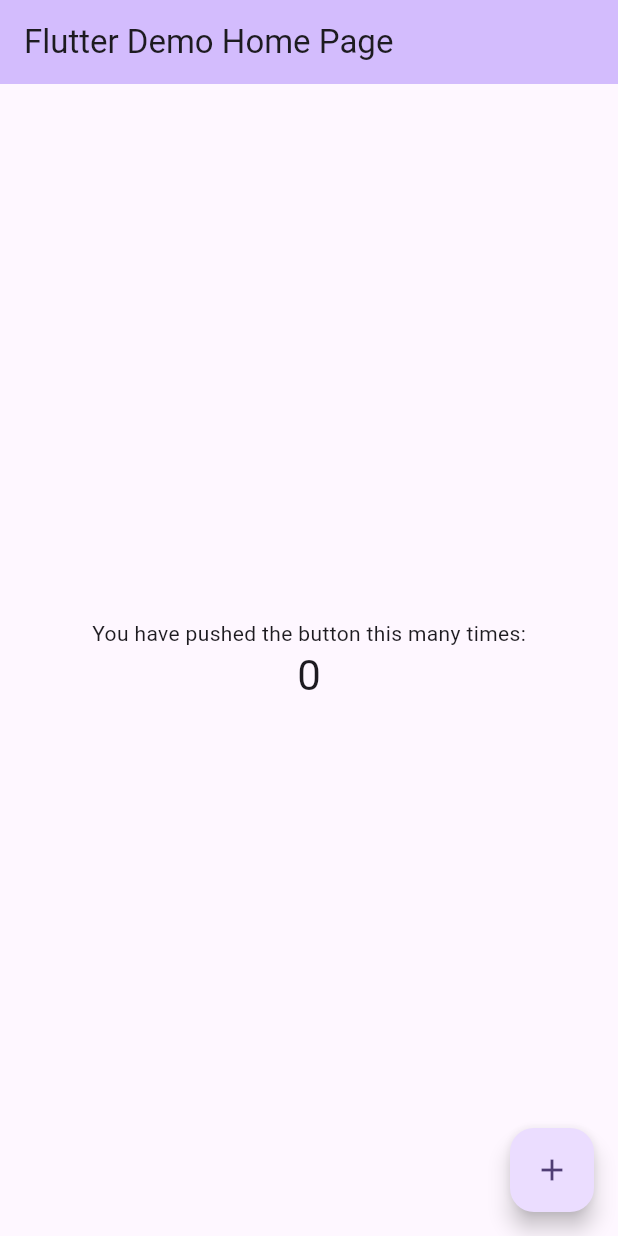
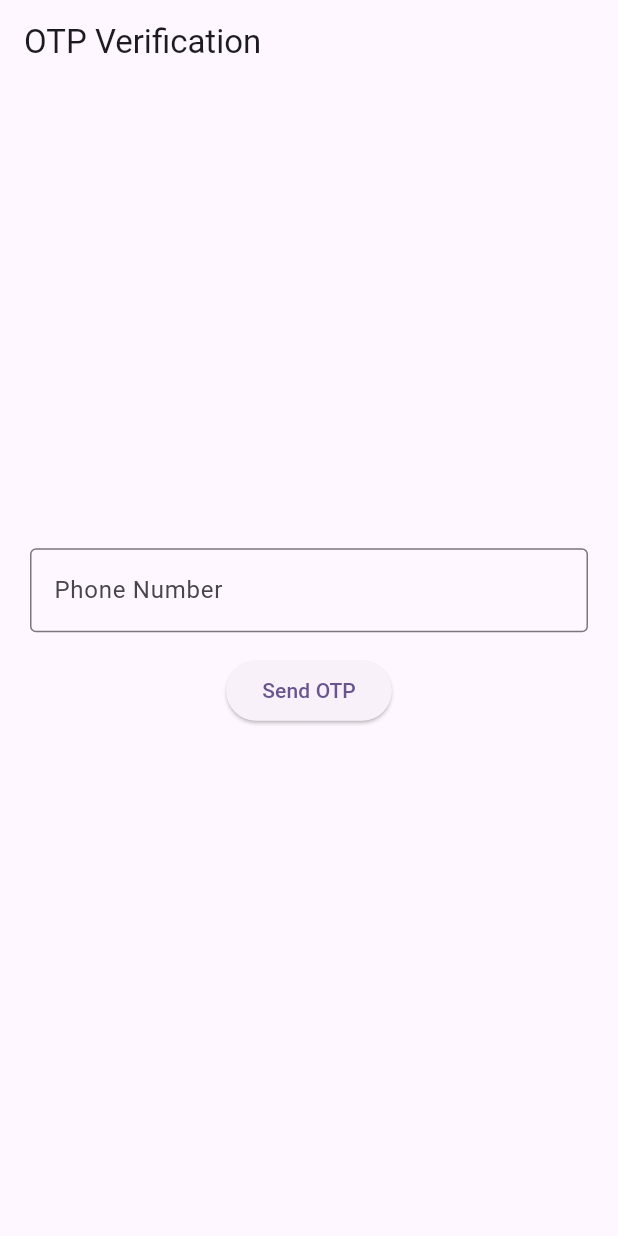
Before and after one commit to Roudaina-chell/app_twafuq, a Flutter app: the screen it shows after launch, on a phone screen of 412 x 824 dp. Run offline on Flutter 3.47's test engine with Material 3 defaults, Android fonts, the phone set to English and light mode, and no system bars; our stand-ins replace firebase_auth, firebase_core; accounts and stored records are empty.

Commit message:
Update Project

```diff
--- a/lib/main.dart
+++ b/lib/main.dart
@@ -1,122 +1,34 @@
+import 'package:firebase_core/firebase_core.dart';
 import 'package:flutter/material.dart';
 
-void main() {
+import 'firebase_options.dart';
+import 'otp/otp_page.dart';
+
+Future<void> main() async {
+  WidgetsFlutterBinding.ensureInitialized();
+
+  await Firebase.initializeApp(
+    options: DefaultFirebaseOptions.currentPlatform,
+  );
+
   runApp(const MyApp());
 }
 
 class MyApp extends StatelessWidget {
   const MyApp({super.key});
 
-  // This widget is the root of your application.
   @override
   Widget build(BuildContext context) {
     return MaterialApp(
-      title: 'Flutter Demo',
+      debugShowCheckedModeBanner: false,
+      title: 'Tawafuq',
       theme: ThemeData(
-        // This is the theme of your application.
-        //
-        // TRY THIS: Try running your application with "flutter run". You'll see
-        // the application has a purple toolbar. Then, without quitting the app,
-        // try changing the seedColor in the colorScheme below to Colors.green
-        // and then invoke "hot reload" (save your changes or press the "hot
-        // reload" button in a Flutter-supported IDE, or press "r" if you used
-        // the command line to start the app).
-        //
-        // Notice that the counter didn't reset back to zero; the application
-        // state is not lost during the reload. To reset the state, use hot
-        // restart instead.
-        //
-        // This works for code too, not just values: Most code changes can be
-        // tested with just a hot reload.
-        colorScheme: .fromSeed(seedColor: Colors.deepPurple),
+        colorScheme: ColorScheme.fromSeed(
+          seedColor: Colors.deepPurple,
+        ),
+        useMaterial3: true,
       ),
-      home: const MyHomePage(title: 'Flutter Demo Home Page'),
+      home: const OtpPage(),
     );
   }
 }
-
-class MyHomePage extends StatefulWidget {
-  const MyHomePage({super.key, required this.title});
-
-  // This widget is the home page of your application. It is stateful, meaning
-  // that it has a State object (defined below) that contains fields that affect
-  // how it looks.
-
-  // This class is the configuration for the state. It holds the values (in this
-  // case the title) provided by the parent (in this case the App widget) and
-  // used by the build method of the State. Fields in a Widget subclass are
-  // always marked "final".
-
-  final String title;
-
-  @override
-  State<MyHomePage> createState() => _MyHomePageState();
-}
-
-class _MyHomePageState extends State<MyHomePage> {
-  int _counter = 0;
-
-  void _incrementCounter() {
-    setState(() {
-      // This call to setState tells the Flutter framework that something has
-      // changed in this State, which causes it to rerun the build method below
-      // so that the display can reflect the updated values. If we changed
-      // _counter without calling setState(), then the build method would not be
-      // called again, and so nothing would appear to happen.
-      _counter++;
-    });
-  }
-
-  @override
-  Widget build(BuildContext context) {
-    // This method is rerun every time setState is called, for instance as done
-    // by the _incrementCounter method above.
-    //
-    // The Flutter framework has been optimized to make rerunning build methods
-    // fast, so that you can just rebuild anything that needs updating rather
-    // than having to individually change instances of widgets.
-    return Scaffold(
-      appBar: AppBar(
-        // TRY THIS: Try changing the color here to a specific color (to
-        // Colors.amber, perhaps?) and trigger a hot reload to see the AppBar
-        // change color while the other colors stay the same.
-        backgroundColor: Theme.of(context).colorScheme.inversePrimary,
-        // Here we take the value from the MyHomePage object that was created by
-        // the App.build method, and use it to set our appbar title.
-        title: Text(widget.title),
-      ),
-      body: Center(
-        // Center is a layout widget. It takes a single child and positions it
-        // in the middle of the parent.
-        child: Column(
-          // Column is also a layout widget. It takes a list of children and
-          // arranges them vertically. By default, it sizes itself to fit its
-          // children horizontally, and tries to be as tall as its parent.
-          //
-          // Column has various properties to control how it sizes itself and
-          // how it positions its children. Here we use mainAxisAlignment to
-          // center the children vertically; the main axis here is the vertical
-          // axis because Columns are vertical (the cross axis would be
-          // horizontal).
-          //
-          // TRY THIS: Invoke "debug painting" (choose the "Toggle Debug Paint"
-          // action in the IDE, or press "p" in the console), to see the
-          // wireframe for each widget.
-          mainAxisAlignment: .center,
-          children: [
-            const Text('You have pushed the button this many times:'),
-            Text(
-              '$_counter',
-              style: Theme.of(context).textTheme.headlineMedium,
-            ),
-          ],
-        ),
-      ),
-      floatingActionButton: FloatingActionButton(
-        onPressed: _incrementCounter,
-        tooltip: 'Increment',
-        child: const Icon(Icons.add),
-      ),
-    );
-  }
-}
--- /dev/null
+++ b/lib/otp/otp_page.dart
@@ -0,0 +1,166 @@
+import 'package:firebase_auth/firebase_auth.dart';
+import 'package:flutter/material.dart';
+
+class OtpPage extends StatefulWidget {
+  const OtpPage({super.key});
+
+  @override
+  State<OtpPage> createState() => _OtpPageState();
+}
+
+class _OtpPageState extends State<OtpPage> {
+  final phoneController = TextEditingController();
+  final otpController = TextEditingController();
+
+  String verificationId = '';
+  bool codeSent = false;
+  bool loading = false;
+
+  Future<void> sendOtp() async {
+    final phone = phoneController.text.trim();
+
+    if (phone.isEmpty) {
+      showMessage('Enter your phone number');
+      return;
+    }
+
+    setState(() {
+      loading = true;
+    });
+
+    try {
+      await FirebaseAuth.instance.verifyPhoneNumber(
+        phoneNumber: phone,
+
+        verificationCompleted: (PhoneAuthCredential credential) async {
+          await FirebaseAuth.instance.signInWithCredential(credential);
+        },
+
+        verificationFailed: (FirebaseAuthException e) {
+          setState(() {
+            loading = false;
+          });
+
+          showMessage(e.message ?? 'Verification failed');
+        },
+
+        codeSent: (String verificationId, int? resendToken) {
+          setState(() {
+            this.verificationId = verificationId;
+            codeSent = true;
+            loading = false;
+          });
+
+          showMessage('OTP sent by SMS 📱');
+        },
+
+        codeAutoRetrievalTimeout: (String verificationId) {
+          this.verificationId = verificationId;
+        },
+      );
+    } catch (e) {
+      setState(() {
+        loading = false;
+      });
+
+      showMessage('Error: $e');
+    }
+  }
+
+  Future<void> verifyOtp() async {
+    final otp = otpController.text.trim();
+
+    if (otp.isEmpty) {
+      showMessage('Enter the OTP code');
+      return;
+    }
+
+    if (verificationId.isEmpty) {
+      showMessage('Please request an OTP first');
+      return;
+    }
+
+    try {
+      final credential = PhoneAuthProvider.credential(
+        verificationId: verificationId,
+        smsCode: otp,
+      );
+
+      await FirebaseAuth.instance.signInWithCredential(credential);
+
+      showMessage('OTP verified successfully ✅');
+    } on FirebaseAuthException catch (e) {
+      showMessage(e.message ?? 'Invalid OTP');
+    }
+  }
+
+  void showMessage(String message) {
+    ScaffoldMessenger.of(context).showSnackBar(
+      SnackBar(content: Text(message)),
+    );
+  }
+
+  @override
+  void dispose() {
+    phoneController.dispose();
+    otpController.dispose();
+    super.dispose();
+  }
+
+  @override
+  Widget build(BuildContext context) {
+    return Scaffold(
+      appBar: AppBar(
+        title: const Text('OTP Verification'),
+      ),
+      body: Padding(
+        padding: const EdgeInsets.all(20),
+        child: Column(
+          mainAxisAlignment: MainAxisAlignment.center,
+          children: [
+            TextField(
+              controller: phoneController,
+              keyboardType: TextInputType.phone,
+              decoration: const InputDecoration(
+                labelText: 'Phone Number',
+                hintText: '+213XXXXXXXXX',
+                border: OutlineInputBorder(),
+              ),
+            ),
+
+            const SizedBox(height: 15),
+
+            ElevatedButton(
+              onPressed: loading ? null : sendOtp,
+              child: loading
+                  ? const CircularProgressIndicator()
+                  : const Text('Send OTP'),
+            ),
+
+            const SizedBox(height: 30),
+
+            if (codeSent) ...[
+              TextField(
+                controller: otpController,
+                keyboardType: TextInputType.number,
+                maxLength: 6,
+                decoration: const InputDecoration(
+                  labelText: 'OTP Code',
+                  hintText: '123456',
+                  border: OutlineInputBorder(),
+                ),
+              ),
+
+              const SizedBox(height: 10),
+
+              ElevatedButton(
+                onPressed: verifyOtp,
+                child: const Text('Verify OTP'),
+              ),
+            ],
+          ],
+        ),
+      ),
+    );
+  }
+}
--- a/pubspec.yaml
+++ b/pubspec.yaml
@@ -35,6 +35,7 @@ dependencies:
   # Use with the CupertinoIcons class for iOS style icons.
   cupertino_icons: ^1.0.8
   firebase_core: ^4.14.0
+  firebase_auth: ^6.6.1
 
 dev_dependencies:
   flutter_test:
```
Also changed, not shown: lib/firebase_options.dart, pubspec.lock, 4 other files.
